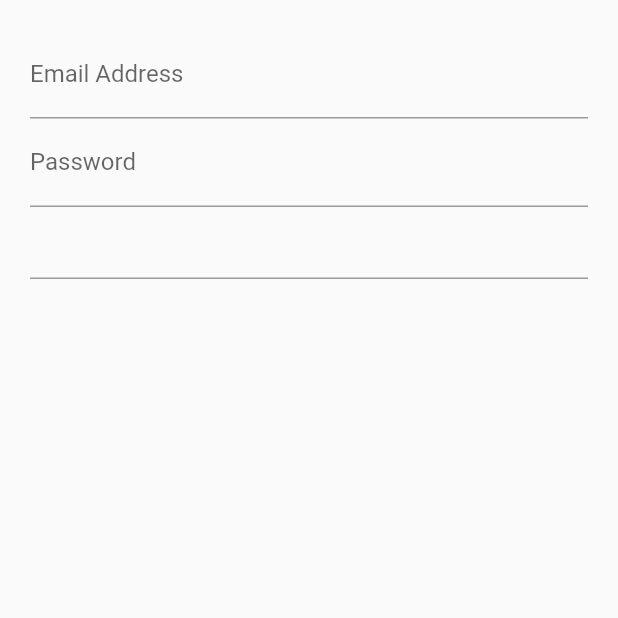
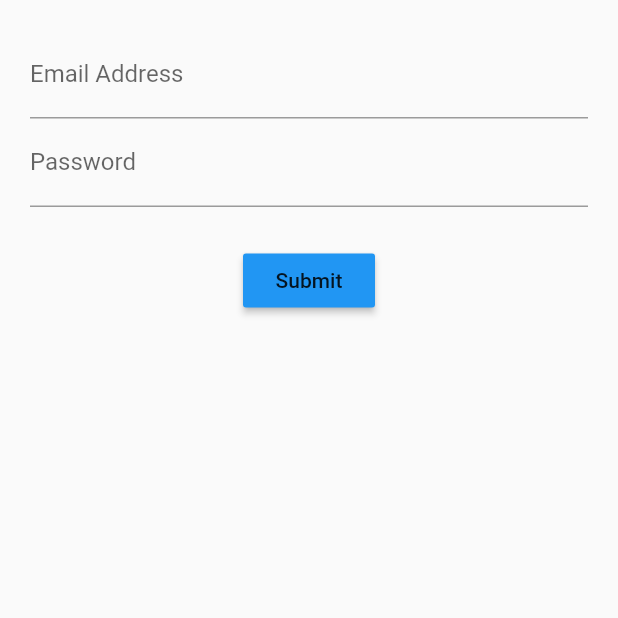
Before and after one commit to travis-joe/login_dart, a Flutter app: the screen it shows after launch, on a phone screen of 412 x 824 dp, the top half of it. Run offline on Flutter 3.47's test engine with Material 2 defaults, Android fonts, the phone set to English and light mode, and no system bars.

Commit message:
112. layout control

```diff
--- a/lib/src/screens/login_screen.dart
+++ b/lib/src/screens/login_screen.dart
@@ -15,7 +15,12 @@ class LoginScreenState extends State<LoginScreen> {
       margin: EdgeInsets.all(20.0),
       child: Form(
           child: Column(
-        children: <Widget>[emailField(), passwordField(), submitButton()],
+        children: <Widget>[
+          emailField(),
+          passwordField(),
+          Container(margin: EdgeInsets.only(top: 25.0)),
+          submitButton(),
+        ],
       )),
     );
   }
@@ -41,6 +46,10 @@ class LoginScreenState extends State<LoginScreen> {
   }
 
   Widget submitButton() {
-    return TextFormField();
+    return RaisedButton(
+      onPressed: () {},
+      color: Colors.blue,
+      child: Text('Submit'),
+    );
   }
 }
```
